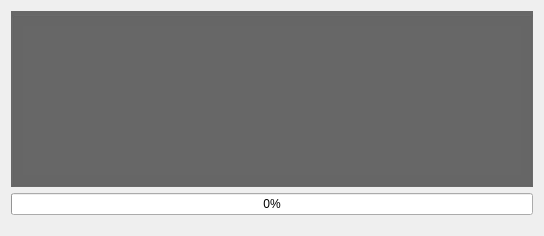
The window that pydialog/modules/window1.ui (thevladsoft/playground) describes before a commit, drawn with Qt 5.
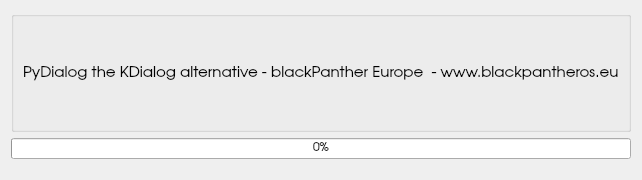
The same window after the commit. Icons and pictures are not drawn.

Commit message: Size policy , position, fonts, etc. fix

```diff
--- a/pydialog/modules/window1.ui
+++ b/pydialog/modules/window1.ui
@@ -2,30 +2,67 @@
 <ui version="4.0">
  <class>PyDialog</class>
  <widget class="QDialog" name="PyDialog">
-  <property name="geometry">
-   <rect>
-    <x>0</x>
-    <y>0</y>
-    <width>544</width>
-    <height>236</height>
-   </rect>
+  <property name="windowModality">
+   <enum>Qt::NonModal</enum>
+  </property>
+  <property name="enabled">
+   <bool>true</bool>
+  </property>
+  <property name="sizePolicy">
+   <sizepolicy hsizetype="Maximum" vsizetype="Maximum">
+    <horstretch>0</horstretch>
+    <verstretch>0</verstretch>
+   </sizepolicy>
   </property>
   <property name="minimumSize">
    <size>
     <width>350</width>
-    <height>150</height>
+    <height>180</height>
    </size>
   </property>
+  <property name="maximumSize">
+   <size>
+    <width>1024</width>
+    <height>700</height>
+   </size>
+  </property>
+  <property name="baseSize">
+   <size>
+    <width>400</width>
+    <height>200</height>
+   </size>
+  </property>
+  <property name="font">
+   <font>
+    <family>URW Gothic L</family>
+    <pointsize>9</pointsize>
+   </font>
+  </property>
+  <property name="cursor">
+   <cursorShape>ArrowCursor</cursorShape>
+  </property>
   <property name="windowTitle">
    <string>PyDialog</string>
   </property>
+  <property name="windowIcon">
+   <iconset theme="blackPanther-dark"/>
+  </property>
+  <property name="sizeGripEnabled">
+   <bool>false</bool>
+  </property>
+  <property name="modal">
+   <bool>false</bool>
+  </property>
   <layout class="QGridLayout" name="gridLayout">
    <item row="0" column="0">
     <layout class="QVBoxLayout" name="verticalLayout">
      <item>
       <widget class="QGroupBox" name="groupBox">
+       <property name="enabled">
+        <bool>true</bool>
+       </property>
        <property name="sizePolicy">
-        <sizepolicy hsizetype="Expanding" vsizetype="Expanding">
+        <sizepolicy hsizetype="MinimumExpanding" vsizetype="Expanding">
          <horstretch>0</horstretch>
          <verstretch>0</verstretch>
         </sizepolicy>
@@ -39,33 +76,63 @@
        <property name="autoFillBackground">
         <bool>false</bool>
        </property>
-       <property name="styleSheet">
-        <string notr="true">background-color: rgb(103, 103, 103);</string>
-       </property>
        <property name="title">
         <string/>
        </property>
+       <property name="alignment">
+        <set>Qt::AlignCenter</set>
+       </property>
        <property name="flat">
-        <bool>false</bool>
+        <bool>true</bool>
        </property>
        <layout class="QVBoxLayout" name="verticalLayout_2">
         <item>
          <widget class="QLabel" name="label">
+          <property name="sizePolicy">
+           <sizepolicy hsizetype="Maximum" vsizetype="Maximum">
+            <horstretch>0</horstretch>
+            <verstretch>0</verstretch>
+           </sizepolicy>
+          </property>
+          <property name="maximumSize">
+           <size>
+            <width>1020</width>
+            <height>700</height>
+           </size>
+          </property>
           <property name="font">
            <font>
             <pointsize>11</pointsize>
-            <weight>75</weight>
-            <bold>true</bold>
+            <weight>50</weight>
+            <bold>false</bold>
            </font>
           </property>
           <property name="layoutDirection">
-           <enum>Qt::RightToLeft</enum>
+           <enum>Qt::LeftToRight</enum>
+          </property>
+          <property name="frameShadow">
+           <enum>QFrame::Raised</enum>
           </property>
           <property name="text">
-           <string/>
+           <string>PyDialog the KDialog alternative - blackPanther Europe  - www.blackpantheros.eu</string>
+          </property>
+          <property name="scaledContents">
+           <bool>true</bool>
           </property>
           <property name="alignment">
-           <set>Qt::AlignLeading|Qt::AlignLeft|Qt::AlignTop</set>
+           <set>Qt::AlignLeading|Qt::AlignLeft|Qt::AlignVCenter</set>
+          </property>
+          <property name="wordWrap">
+           <bool>false</bool>
+          </property>
+          <property name="margin">
+           <number>10</number>
+          </property>
+          <property name="indent">
+           <number>-1</number>
+          </property>
+          <property name="openExternalLinks">
+           <bool>true</bool>
           </property>
          </widget>
         </item>
```
The commit also changes 1 other file.
